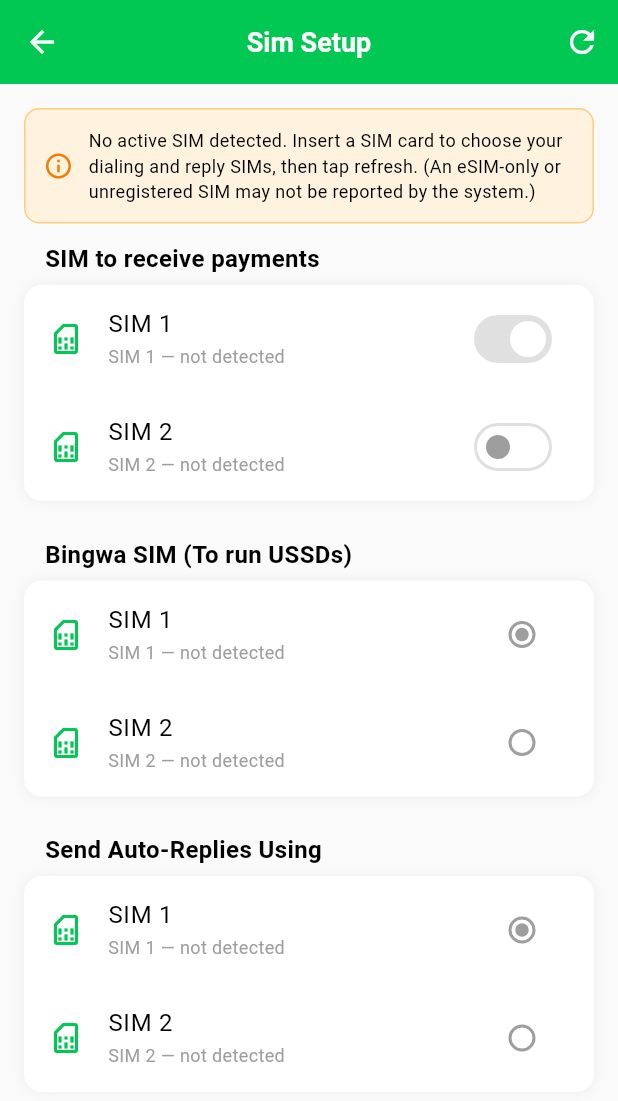
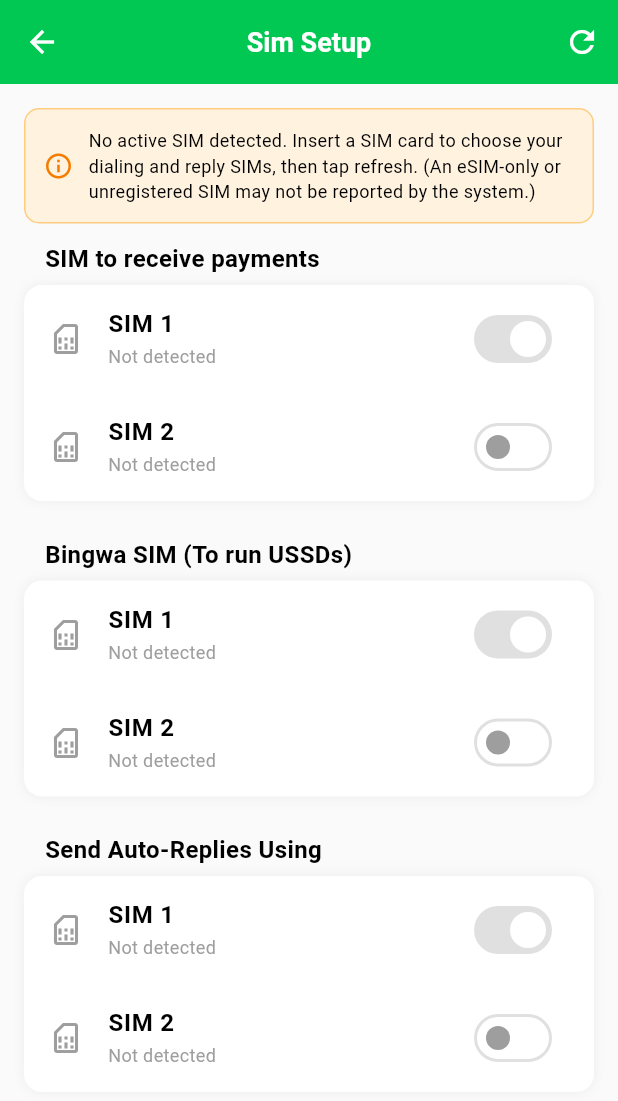
Before and after one commit to Chris10696/bingwa-pro, a Flutter app: the SettingsScreen screen opened by its route, after a tap on "SIM Setup", on a phone screen of 412 x 824 dp. Shown: the top 1101 px of the screen. Run offline on Flutter 3.47's test engine with Material 3 defaults, Android fonts, the phone set to English and light mode, and no system bars; our stand-ins replace connectivity_plus, device_info_plus, dio, fl_chart, flutter_dotenv, flutter_otp_text_field and 12 more; accounts and stored records are empty; generated files the repository leaves out were written again; network calls fail.

Commit message:
Sim_Setup_screen design fix

```diff
--- a/lib/features/settings/presentation/screens/settings_screen.dart
+++ b/lib/features/settings/presentation/screens/settings_screen.dart
@@ -414,10 +414,14 @@ class _SettingsScreenState extends ConsumerState<SettingsScreen> {
     );
   }
   Widget _buildSettingsCard(List<Widget> children) {
+    // The white surface is provided by a Material (not the Container's BoxDecoration)
+    // so the enclosed ListTiles paint their background + ink splashes on a Material
+    // ancestor. A colored DecoratedBox between a ListTile and its Material trips
+    // ListTile._debugCheckBackgroundIsHidden. The outer Container keeps only the
+    // shadow (no color), so it no longer hides those effects.
     return Container(
       margin: const EdgeInsets.symmetric(horizontal: 20, vertical: 5),
       decoration: BoxDecoration(
-        color: Colors.white,
         borderRadius: BorderRadius.circular(10),
         boxShadow: [
           BoxShadow(
@@ -427,8 +431,13 @@ class _SettingsScreenState extends ConsumerState<SettingsScreen> {
           ),
         ],
       ),
-      child: Column(
-        children: children,
+      child: Material(
+        color: Colors.white,
+        borderRadius: BorderRadius.circular(10),
+        clipBehavior: Clip.antiAlias,
+        child: Column(
+          children: children,
+        ),
       ),
     );
   }
--- a/lib/features/settings/presentation/screens/sim_setup_screen.dart
+++ b/lib/features/settings/presentation/screens/sim_setup_screen.dart
@@ -171,7 +171,16 @@ class _SimSetupScreenState extends ConsumerState<SimSetupScreen>
 
   bool _slotActive(int slot) => _simLabels.containsKey(slot);
 
-  String _label(int slot) => _simLabels[slot] ?? 'SIM $slot';
+  /// Primary row label — always "SIM 1" / "SIM 2" (Hybrid parity). The agent must
+  /// be able to tell the two slots apart to assign roles; the carrier name alone
+  /// can't do that when both SIMs are Safaricom (the bug this screen had).
+  String _slotName(int slot) => 'SIM $slot';
+
+  /// Secondary line — the active carrier (e.g. "Safaricom"), or a not-detected note
+  /// so a slot with no SIM is still legible. A minor, helpful divergence from Hybrid
+  /// (which shows only "SIM 1"/"SIM 2"): it ties the slot to the physical SIM.
+  String _carrierSubtitle(int slot) =>
+      _slotActive(slot) ? (_simLabels[slot] ?? 'Active') : 'Not detected';
 
   // ── Receive (independent) ───────────────────────────────────────────────
   void _onReceiveChanged(int slot, bool value) {
@@ -247,16 +256,16 @@ class _SimSetupScreenState extends ConsumerState<SimSetupScreen>
         _section(
           title: 'Bingwa SIM (To run USSDs)',
           children: [
-            _simRadioRow(1, !_dialViaSim2, () => _onDialSelected(1)),
-            _simRadioRow(2, _dialViaSim2, () => _onDialSelected(2)),
+            _simExclusiveSwitchRow(1, !_dialViaSim2, () => _onDialSelected(1)),
+            _simExclusiveSwitchRow(2, _dialViaSim2, () => _onDialSelected(2)),
           ],
         ),
         const SizedBox(height: 24),
         _section(
           title: 'Send Auto-Replies Using',
           children: [
-            _simRadioRow(1, !_replyViaSim2, () => _onReplySelected(1)),
-            _simRadioRow(2, _replyViaSim2, () => _onReplySelected(2)),
+            _simExclusiveSwitchRow(1, !_replyViaSim2, () => _onReplySelected(1)),
+            _simExclusiveSwitchRow(2, _replyViaSim2, () => _onReplySelected(2)),
           ],
         ),
       ],
@@ -348,51 +357,66 @@ class _SimSetupScreenState extends ConsumerState<SimSetupScreen>
             style: const TextStyle(fontSize: 16, fontWeight: FontWeight.w600),
           ),
         ),
+        // White surface via Material (not a colored BoxDecoration) so the enclosed
+        // ListTiles paint background + ink on a Material ancestor — a colored
+        // DecoratedBox between a ListTile and its Material trips
+        // ListTile._debugCheckBackgroundIsHidden. Outer Container keeps the shadow only.
         Container(
           decoration: BoxDecoration(
-            color: Colors.white,
             borderRadius: BorderRadius.circular(12),
             boxShadow: [
               BoxShadow(color: Colors.grey.withValues(alpha: 0.15), blurRadius: 6),
             ],
           ),
-          child: Column(children: children),
+          child: Material(
+            color: Colors.white,
+            borderRadius: BorderRadius.circular(12),
+            clipBehavior: Clip.antiAlias,
+            child: Column(children: children),
+          ),
         ),
       ],
     );
   }
 
-  // Independent toggle row.
-  Widget _simSwitchRow(int slot, bool value, ValueChanged<bool> onChanged) {
+  // Shared SIM row: a SIM-card icon, the "SIM N" primary label, the carrier (or
+  // not-detected) subtitle, and a trailing Switch. Hybrid renders EVERY SIM role
+  // with a Material Switch labelled "SIM 1"/"SIM 2" — so all three sections use this
+  // row (receive = independent; dial/reply = exclusive, via the wrappers below).
+  // Disabled (onChanged null) when the slot has no active SIM.
+  Widget _simRow({
+    required int slot,
+    required bool value,
+    required ValueChanged<bool>? onChanged,
+  }) {
     final active = _slotActive(slot);
     return ListTile(
-      leading: const Icon(Icons.sim_card_outlined, color: _green),
-      title: Text(_label(slot)),
-      subtitle: active ? null : Text('SIM $slot — not detected',
-          style: const TextStyle(fontSize: 12, color: Colors.grey)),
-      trailing: Switch(
-        value: value,
-        activeColor: _green,
-        onChanged: active ? onChanged : null,
+      leading: Icon(Icons.sim_card_outlined, color: active ? _green : Colors.grey),
+      title: Text(_slotName(slot),
+          style: const TextStyle(fontWeight: FontWeight.w600)),
+      subtitle: Text(
+        _carrierSubtitle(slot),
+        style: TextStyle(fontSize: 12, color: active ? Colors.grey[600] : Colors.grey),
       ),
+      trailing: Switch(value: value, activeThumbColor: _green, onChanged: onChanged),
+      onTap: (active && onChanged != null) ? () => onChanged(!value) : null,
     );
   }
 
-  // Exclusive (radio) row.
-  Widget _simRadioRow(int slot, bool selected, VoidCallback onSelected) {
-    final active = _slotActive(slot);
-    return ListTile(
-      leading: const Icon(Icons.sim_card_outlined, color: _green),
-      title: Text(_label(slot)),
-      subtitle: active ? null : Text('SIM $slot — not detected',
-          style: const TextStyle(fontSize: 12, color: Colors.grey)),
-      trailing: Radio<bool>(
-        value: true,
-        groupValue: selected ? true : null,
-        activeColor: _green,
-        onChanged: active ? (_) => onSelected() : null,
-      ),
-      onTap: active ? onSelected : null,
-    );
-  }
+  // Independent toggle (SIM to receive payments): each SIM on/off on its own.
+  // Mirrors Hybrid's validateEnabledSimCards, which reads RECEIVE_PAYMENTS_VIA_SIM_1
+  // AND _SIM_2 as a set (either / both / neither).
+  Widget _simSwitchRow(int slot, bool value, ValueChanged<bool> onChanged) =>
+      _simRow(slot: slot, value: value, onChanged: _slotActive(slot) ? onChanged : null);
+
+  // Exclusive selector rendered as a Switch (dial / auto-reply). Hybrid stores this
+  // as the single _VIA_SIM_2 boolean its resolver reads (slot = VIA_SIM_2 ? 2 : 1),
+  // so picking a slot just sets that boolean. Tapping the already-on SIM re-selects
+  // it (can't switch it off) — exactly one stays selected, like a radio.
+  Widget _simExclusiveSwitchRow(int slot, bool selected, VoidCallback onSelected) =>
+      _simRow(
+        slot: slot,
+        value: selected,
+        onChanged: _slotActive(slot) ? (_) => onSelected() : null,
+      );
 }
```
Also changed, not shown: 2 other files.
